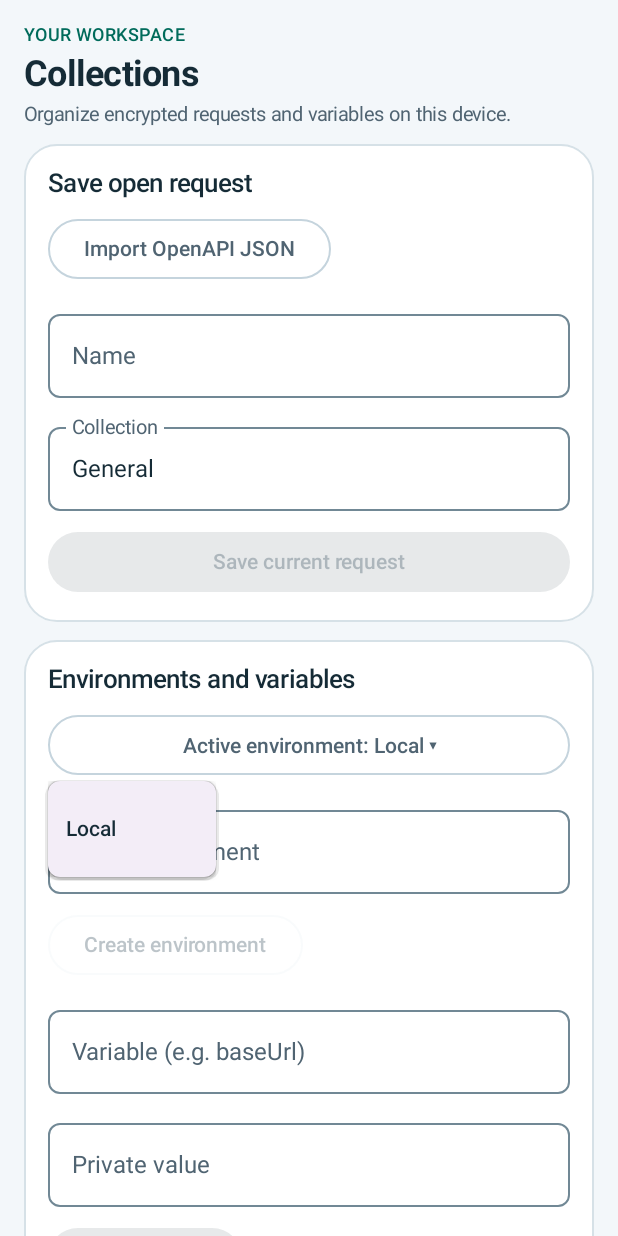
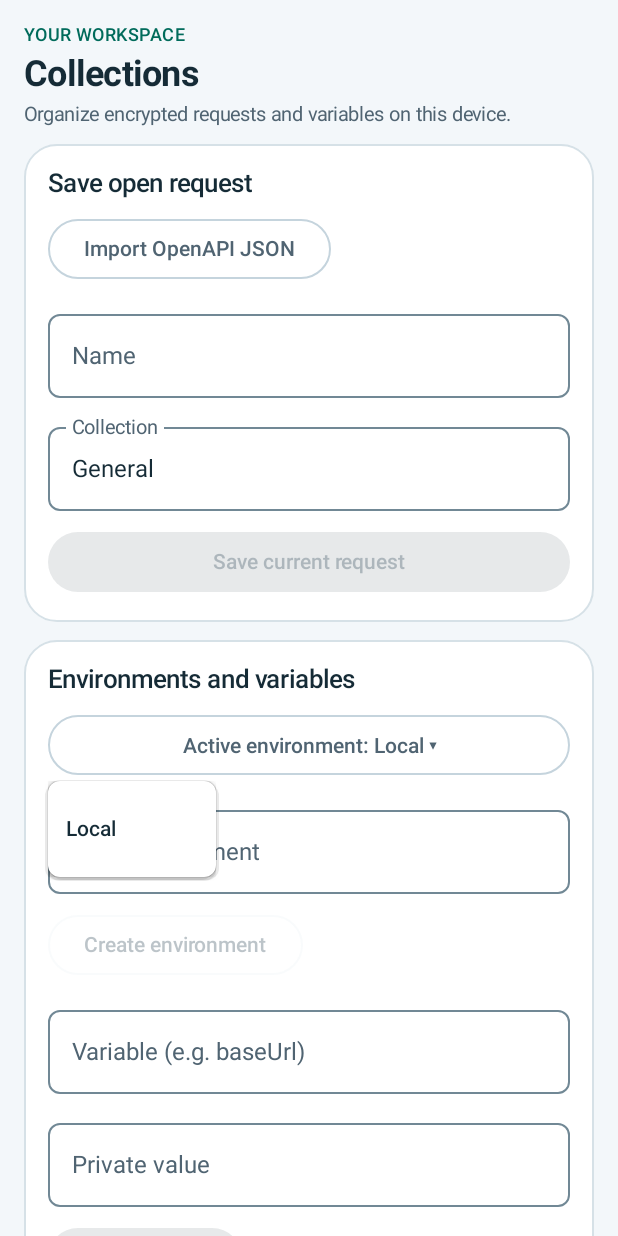
Before and after one commit to IsdarlinM/ReqestraMobileHTTP, an Android app built with Jetpack Compose: the composable CollectionsScreen called with empty values, after a tap on an icon or button, on a phone screen of 412 x 824 dp. Run offline under Robolectric (Android 15) with nearby library versions, the phone set to English and light mode, and no system bars.

Commit message:
fix(ui): explicit theme-aware dropdown colors and document menu palette

```diff
--- a/app/src/main/java/com/imr/reqestra/presentation/collections/CollectionsScreen.kt
+++ b/app/src/main/java/com/imr/reqestra/presentation/collections/CollectionsScreen.kt
@@ -161,10 +161,14 @@ fun CollectionsScreen(
                                 maxLines = 2, overflow = TextOverflow.Ellipsis,
                             )
                         }
-                        DropdownMenu(expanded = environmentMenu, onDismissRequest = { environmentMenu = false }) {
+                        DropdownMenu(
+                            expanded = environmentMenu,
+                            onDismissRequest = { environmentMenu = false },
+                            containerColor = MaterialTheme.colorScheme.surface,
+                        ) {
                             workspace.environments.forEach { entry ->
                                 DropdownMenuItem(
-                                    text = { Text(entry.name, maxLines = 2, overflow = TextOverflow.Ellipsis) },
+                                    text = { Text(entry.name, color = MaterialTheme.colorScheme.onSurface, maxLines = 2, overflow = TextOverflow.Ellipsis) },
                                     onClick = { environmentMenu = false; onSelectEnvironment(entry.name) },
                                 )
                             }
```
